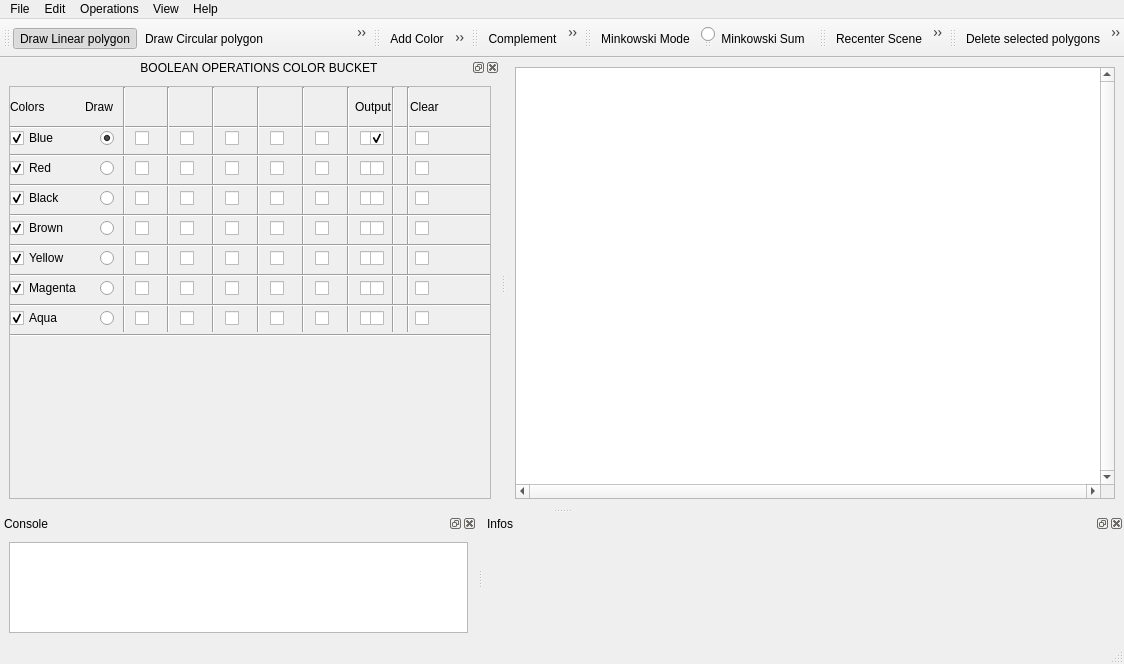
This is Boolean_set_operations_2/demo/Boolean_set_operations_2/UiFiles/Boolean_set_operations_2.ui in CGAL/cgal as Qt 5 draws it before an edit. The edited form follows.
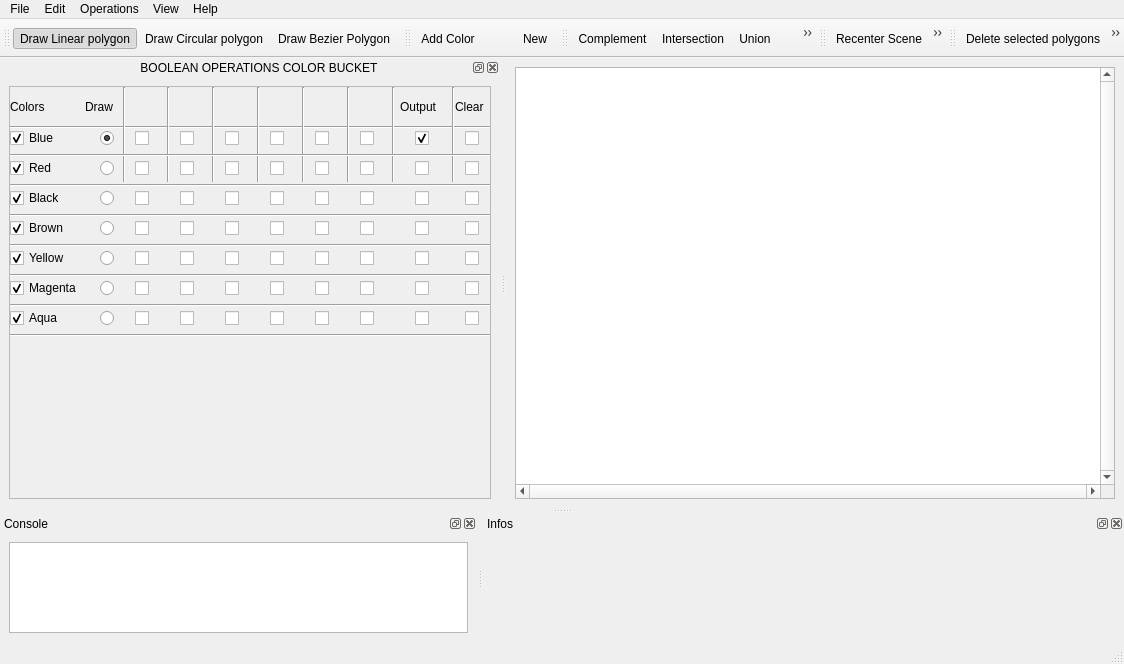
This is the edited form. Icons and pictures are not drawn.

Commit message: Comeenting/Out/FeaturesForFinalSubmission

The edit to the form file:
```diff
--- a/Boolean_set_operations_2/demo/Boolean_set_operations_2/UiFiles/Boolean_set_operations_2.ui
+++ b/Boolean_set_operations_2/demo/Boolean_set_operations_2/UiFiles/Boolean_set_operations_2.ui
@@ -154,8 +154,9 @@
    <addaction name="actionUnion"/>
    <addaction name="actionDifference"/>
    <addaction name="actionSymmetric_Difference"/>
+   <addaction name="actionMinkowski_Sum" />
   </widget>
-  <widget class="QToolBar" name="minkToolBarDummy" >
+  <!--<widget class="QToolBar" name="minkToolBarDummy" >
    <property name="windowTitle" >
     <string>Operation Tools</string>
    </property>
@@ -213,7 +214,7 @@
     </property>
    </widget>
    <addaction name="actionMinkowski_Sum" />
-  </widget>
+  </widget>-->
   <widget class="QToolBar" name="viewToolBar" >
    <property name="windowTitle" >
     <string>Operation Tools</string>
@@ -2080,7 +2081,7 @@
                 <x>111</x>
                 <y>0</y>
                 <width>7</width>
-                <height>245</height>
+                <height>95</height>
                 </rect>
               </property>
               <property name="orientation">
@@ -2093,7 +2094,7 @@
                 <x>155</x>
                 <y>0</y>
                 <width>7</width>
-                <height>245</height>
+                <height>95</height>
                 </rect>
               </property>
               <property name="orientation">
@@ -2106,7 +2107,7 @@
                 <x>200</x>
                 <y>0</y>
                 <width>7</width>
-                <height>245</height>
+                <height>95</height>
                 </rect>
               </property>
               <property name="orientation">
@@ -2119,7 +2120,7 @@
                 <x>245</x>
                 <y>0</y>
                 <width>7</width>
-                <height>245</height>
+                <height>95</height>
                 </rect>
               </property>
               <property name="orientation">
@@ -2132,7 +2133,7 @@
                 <x>290</x>
                 <y>0</y>
                 <width>7</width>
-                <height>245</height>
+                <height>95</height>
                 </rect>
               </property>
               <property name="orientation">
@@ -2145,7 +2146,7 @@
                 <x>335</x>
                 <y>0</y>
                 <width>7</width>
-                <height>245</height>
+                <height>95</height>
                 </rect>
               </property>
               <property name="orientation">
@@ -2161,7 +2162,7 @@
                 <x>380</x>
                 <y>0</y>
                 <width>7</width>
-                <height>245</height>
+                <height>95</height>
                 </rect>
               </property>
               <property name="orientation">
@@ -2171,10 +2172,10 @@
             <widget class="Line" name="line006">
               <property name="geometry">
                 <rect>
-                <x>395</x>
+                <x>440</x>
                 <y>0</y>
                 <width>7</width>
-                <height>245</height>
+                <height>95</height>
                 </rect>
               </property>
               <property name="orientation">
@@ -2510,7 +2511,7 @@
             <widget class="QLabel" name="OutputHeader" >
               <property name="geometry">
               <rect>
-                <x>345</x>
+                <x>390</x>
                 <y>0</y>
                 <width>101</width>
                 <height>40</height>  
@@ -2529,7 +2530,7 @@
             <widget class="QLabel" name="ClearHeader" >
               <property name="geometry">
                 <rect>
-                  <x>400</x>
+                  <x>445</x>
                   <y>0</y>
                   <width>101</width>
                   <height>40</height>  
@@ -2548,7 +2549,7 @@
             <widget class="QCheckBox" name="showResBlue">
              <property name="geometry">
               <rect>
-               <x>360</x>
+               <x>405</x>
                <y>40</y>
                <width>101</width>
                <height>22</height>
@@ -2570,7 +2571,7 @@
               </property>
              <property name="geometry">
               <rect>
-               <x>360</x>
+               <x>405</x>
                <y>70</y>
                <width>120</width>
                <height>22</height>
@@ -2589,7 +2590,7 @@
               </property>
              <property name="geometry">
               <rect>
-               <x>360</x>
+               <x>405</x>
                <y>100</y>
                <width>120</width>
                <height>22</height>
@@ -2608,7 +2609,7 @@
               </property>
              <property name="geometry">
               <rect>
-               <x>360</x>
+               <x>405</x>
                <y>130</y>
                <width>120</width>
                <height>22</height>
@@ -2627,7 +2628,7 @@
               </property>
              <property name="geometry">
               <rect>
-               <x>360</x>
+               <x>405</x>
                <y>160</y>
                <width>120</width>
                <height>22</height>
@@ -2646,7 +2647,7 @@
               </property>
              <property name="geometry">
               <rect>
-               <x>360</x>
+               <x>405</x>
                <y>190</y>
                <width>120</width>
                <height>22</height>
@@ -2665,7 +2666,7 @@
               </property>
              <property name="geometry">
               <rect>
-               <x>360</x>
+               <x>405</x>
                <y>220</y>
                <width>120</width>
                <height>22</height>
@@ -2681,7 +2682,7 @@
              </property>
              <property name="geometry">
               <rect>
-               <x>405</x>
+               <x>455</x>
                <y>40</y>
                <width>120</width>
                <height>22</height>
@@ -2697,7 +2698,7 @@
              </property>
              <property name="geometry">
               <rect>
-               <x>405</x>
+               <x>455</x>
                <y>70</y>
                <width>120</width>
                <height>22</height>
@@ -2713,7 +2714,7 @@
              </property>
              <property name="geometry">
               <rect>
-               <x>405</x>
+               <x>455</x>
                <y>100</y>
                <width>120</width>
                <height>22</height>
@@ -2732,7 +2733,7 @@
              </property>
              <property name="geometry">
               <rect>
-               <x>405</x>
+               <x>455</x>
                <y>130</y>
                <width>120</width>
                <height>22</height>
@@ -2751,7 +2752,7 @@
              </property>
              <property name="geometry">
               <rect>
-               <x>405</x>
+               <x>455</x>
                <y>160</y>
                <width>120</width>
                <height>22</height>
@@ -2770,7 +2771,7 @@
              </property>
              <property name="geometry">
               <rect>
-               <x>405</x>
+               <x>455</x>
                <y>190</y>
                <width>120</width>
                <height>22</height>
@@ -2789,7 +2790,7 @@
              </property>
              <property name="geometry">
               <rect>
-               <x>405</x>
+               <x>455</x>
                <y>220</y>
                <width>120</width>
                <height>22</height>
```
Left out of the diff: 108 changed lines with no effect on the pictures. The commit also changes 1 other file.
